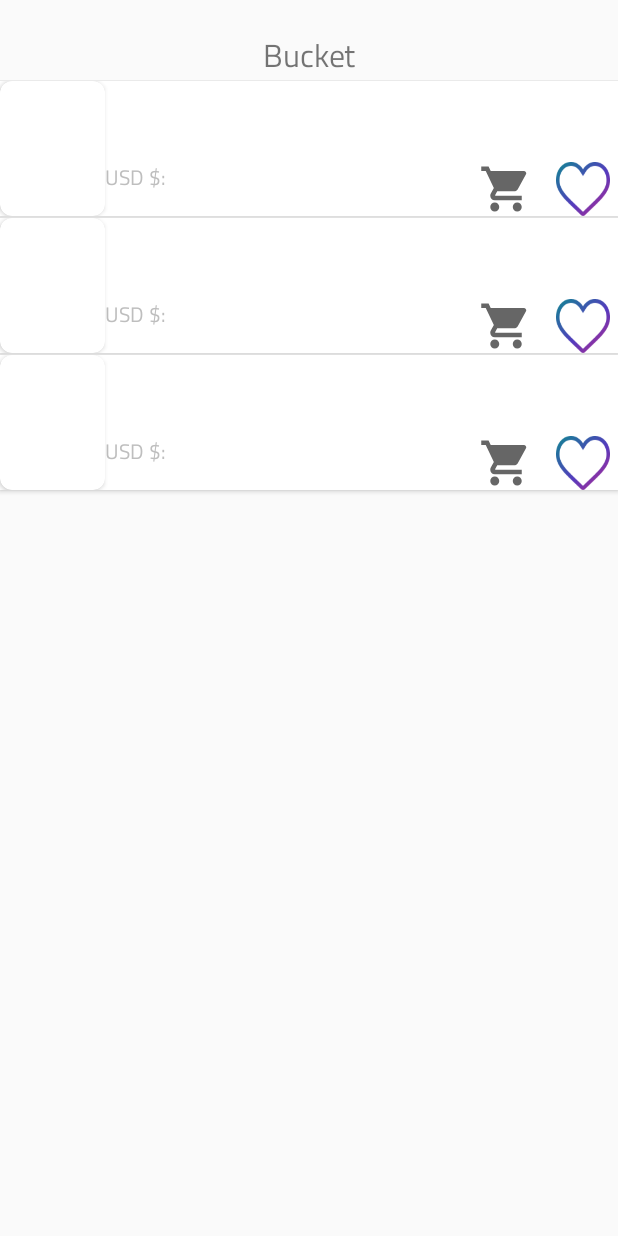
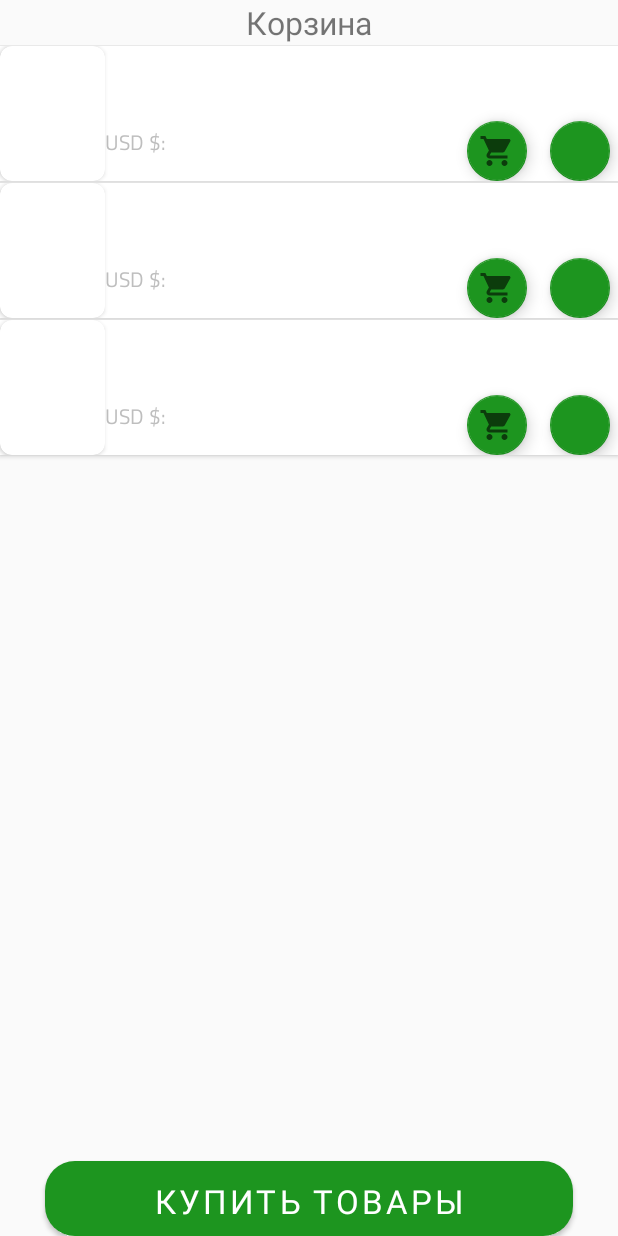
Before and after one commit to stoianov46/EcoistMarket, an Android app: the layout fragment_bucket.xml on its own in the app's theme, with its tools: preview values and no code run, on a phone screen of 412 x 824 dp. Run offline under Robolectric (Android 15) with nearby library versions, the phone set to English and light mode, and no system bars; network calls fail.

Commit message:
make in details

```diff
--- /dev/null
+++ b/app/src/main/res/drawable/button.xml
@@ -0,0 +1,11 @@
+<?xml version="1.0" encoding="utf-8"?>
+<ripple xmlns:android="http://schemas.android.com/apk/res/android"
+    android:color="?android:attr/colorControlHighlight">
+    <item android:id="@android:id/mask">
+        <shape android:shape="rectangle">
+            <solid android:color="@color/colorPrimary" />
+            <corners android:radius="20dp" />
+        </shape>
+    </item>
+    <item android:drawable="@drawable/rounded_shape" />
+</ripple>
--- /dev/null
+++ b/app/src/main/res/drawable/rounded_shape.xml
@@ -0,0 +1,11 @@
+<?xml version="1.0" encoding="utf-8"?>
+<shape
+    xmlns:android="http://schemas.android.com/apk/res/android"
+    android:shape="rectangle"   >
+    <solid
+        android:color="@color/colorPrimary" >
+    </solid>
+    <corners
+        android:radius="20dp"   >
+    </corners>
+</shape>
--- a/app/src/main/res/layout/fragment_bucket.xml
+++ b/app/src/main/res/layout/fragment_bucket.xml
@@ -16,7 +16,6 @@
             android:id="@+id/text22"
             android:layout_width="wrap_content"
             android:layout_height="wrap_content"
-            android:layout_marginTop="20dp"
             android:text="@string/bucket"
             android:textSize="21sp"
             app:layout_constraintEnd_toEndOf="parent"
@@ -26,12 +25,26 @@
         <androidx.recyclerview.widget.RecyclerView
             android:id="@+id/recyclerBucket"
             android:layout_width="match_parent"
+            android:layout_height="0dp"
+            app:layout_constraintBottom_toTopOf="@id/button_bucket_buy"
             app:layout_constraintEnd_toEndOf="parent"
             app:layout_constraintStart_toStartOf="parent"
-            tools:listitem="@layout/product_list_item"
-            android:layout_height="0dp"
-            app:layout_constraintBottom_toBottomOf="parent"
-            app:layout_constraintTop_toBottomOf="@id/text22" />
+            app:layout_constraintTop_toBottomOf="@id/text22"
+            tools:listitem="@layout/product_list_item" />
+
+        <com.google.android.material.button.MaterialButton
+            android:id="@+id/button_bucket_buy"
+            style="@style/Widget.MaterialComponents.Button"
+            android:layout_width="match_parent"
+            android:layout_height="50dp"
+            android:layout_marginHorizontal="30dp"
+            android:background="@drawable/button"
+            android:gravity="center"
+            android:fontFamily="@font/titillium"
+            android:text="@string/buyall"
+            android:textColor="@color/white"
+            android:textSize="22sp"
+            app:layout_constraintBottom_toBottomOf="parent" />
 
 
     </androidx.constraintlayout.widget.ConstraintLayout>
--- a/app/src/main/res/layout/product_list_item.xml
+++ b/app/src/main/res/layout/product_list_item.xml
@@ -69,29 +69,32 @@
             app:layout_constraintLeft_toRightOf="@id/cena"
             app:layout_constraintTop_toBottomOf="@id/tvProductName" />
 
-        <ImageView
+        <com.google.android.material.floatingactionbutton.FloatingActionButton
             android:id="@+id/likoc"
-            android:layout_width="36dp"
-            android:layout_height="36dp"
+            android:layout_width="wrap_content"
+            android:layout_height="wrap_content"
+            app:fabSize="mini"
             android:layout_marginEnd="5dp"
-            app:setLike="@{model.favorites}"
             android:background="@drawable/unlike"
             android:clickable="true"
             android:focusable="true"
             app:layout_constraintBottom_toBottomOf="parent"
-            app:layout_constraintEnd_toEndOf="parent" />
-        <ImageView
+            app:layout_constraintEnd_toEndOf="parent"
+            app:setLike="@{model.favorites}" />
+
+        <com.google.android.material.floatingactionbutton.FloatingActionButton
             android:id="@+id/addBucket"
-            android:layout_width="36dp"
-            android:layout_height="36dp"
-            android:onClick="@{()->viewModel.buyEcoTovar(model)}"
+            android:layout_width="wrap_content"
+            android:layout_height="wrap_content"
             android:layout_marginEnd="15dp"
-            app:setBucket="@{model.bucket}"
-            android:background="@drawable/addbucket"
+            android:src="@drawable/addbucket"
             android:clickable="true"
             android:focusable="true"
+            android:onClick="@{()->viewModel.buyEcoTovar(model)}"
+            app:fabSize="mini"
             app:layout_constraintBottom_toBottomOf="parent"
-            app:layout_constraintEnd_toStartOf="@id/likoc" />
+            app:layout_constraintEnd_toStartOf="@id/likoc"
+            app:setBucket="@{model.bucket}" />
 
     </androidx.constraintlayout.widget.ConstraintLayout>
 </layout>
--- a/app/src/main/res/values/strings.xml
+++ b/app/src/main/res/values/strings.xml
@@ -29,10 +29,11 @@
     <string name="hello_blank_fragment">Hello blank fragment</string>
     <string name="contacts">Контакти</string>
     <string name="ecoist">ecoist</string>
-    <string name="bucket">Bucket</string>
+    <string name="bucket">Корзина</string>
     <string name="_380688123748">+380688123748 Anton</string>
     <string name="http_ecoist_com_ua">http://ecoist.com.ua</string>
     <string name="ecoist_com">Эко магазин ecoist.com.ua В интернет магазине Экоист Вы можете купить ветрогенераторы, солнечные батареи, электромобили, электровелосипеды, энергосберегающие дома, тепловые насосы, солнечные коллекторы, аккумуляторные батареи, стабилизаторы, инверторы, солнечные зарядные и другие эко товары.</string>
     <string name="tg_ecoistukraine">TG:@ecoistukraine</string>
     <string name="ecoistll">Ecoist</string>
+    <string name="buyall">Купить товары</string>
 </resources>
```
Also changed, not shown: app/src/main/java/com/ecoist/market/presentation/product/single/ProductFragment.kt (+14 -2 lines), app/src/main/java/com/ecoist/market/presentation/product/single/ProductViewModel.kt (+12 -1 lines), app/src/main/java/com/ecoist/market/util/Extension.kt (+15 -0 lines), app/src/main/res/layout/fragment_product.xml (+38 -7 lines), app/src/main/res/values/styles.xml (+10 -0 lines).
